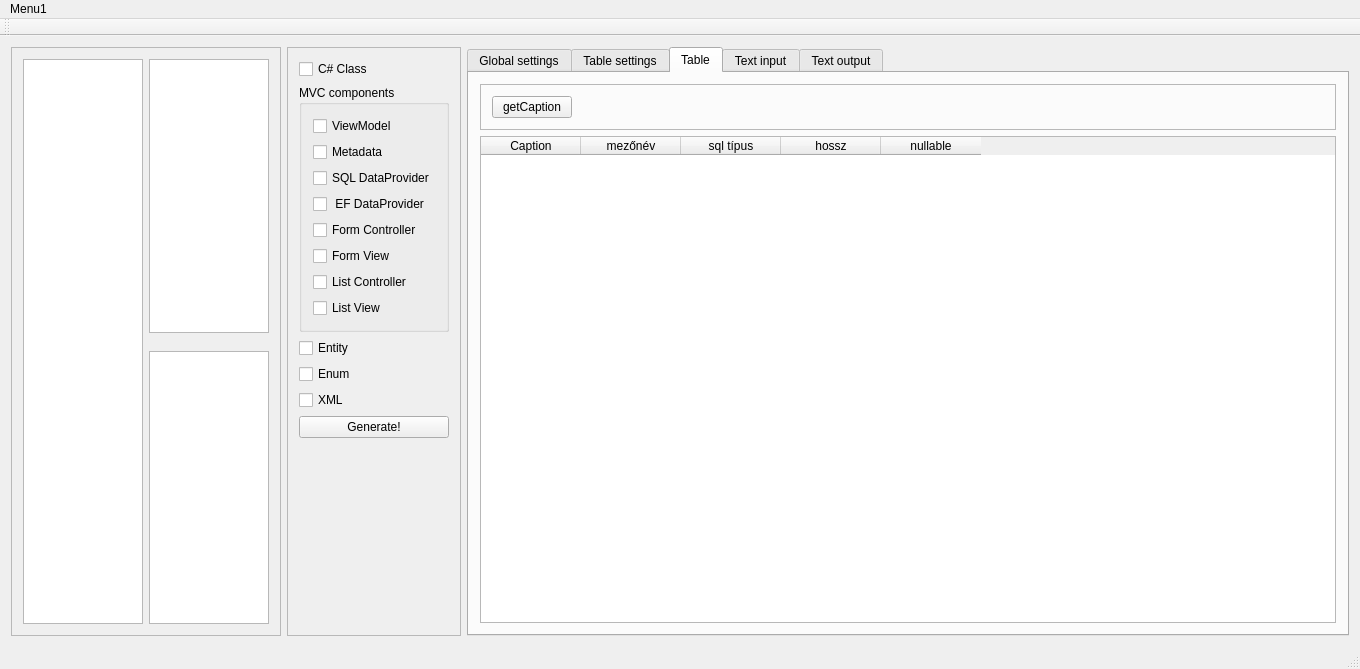
Above: retek2.ui from horvathzoltan/retek2 before the change. Below: the same form after it.
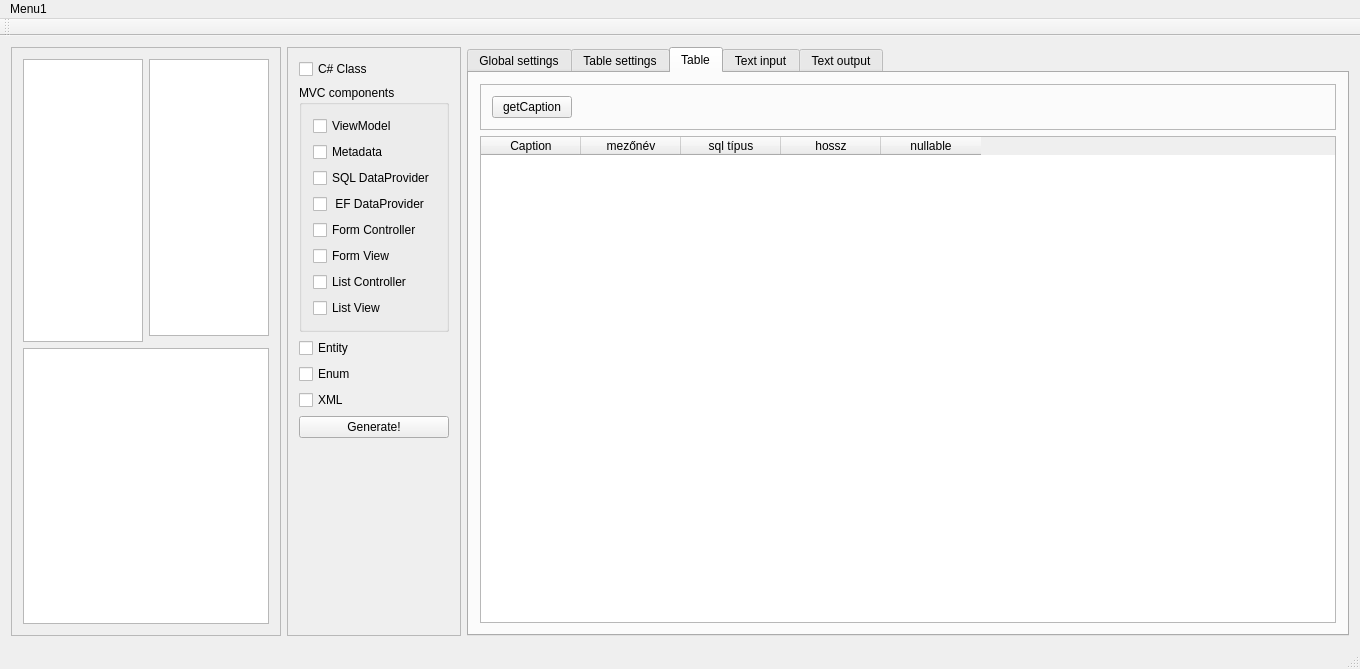
That is the form after the change. The open tabs and pages were chosen to show the change. Icons and pictures are not drawn.

```diff
--- a/retek2.ui
+++ b/retek2.ui
@@ -46,7 +46,7 @@
        <enum>QFrame::Raised</enum>
       </property>
       <layout class="QGridLayout" name="gridLayout_3">
-       <item row="0" column="0" rowspan="4">
+       <item row="0" column="0" rowspan="2">
         <widget class="QListWidget" name="listWidget_ztables">
          <property name="minimumSize">
           <size>
@@ -62,22 +62,6 @@
          </property>
         </widget>
        </item>
-       <item row="3" column="1">
-        <widget class="QListWidget" name="listWidget_3">
-         <property name="minimumSize">
-          <size>
-           <width>120</width>
-           <height>0</height>
-          </size>
-         </property>
-         <property name="maximumSize">
-          <size>
-           <width>120</width>
-           <height>16777215</height>
-          </size>
-         </property>
-        </widget>
-       </item>
        <item row="0" column="1">
         <widget class="QListWidget" name="listWidget_IdegenKulcs">
          <property name="minimumSize">
@@ -94,6 +78,9 @@
          </property>
         </widget>
        </item>
+       <item row="2" column="0" colspan="2">
+        <widget class="QTableWidget" name="tableWidget"/>
+       </item>
       </layout>
      </widget>
     </item>
```
Left out of the diff: 2 changed lines with no effect on the pictures.
